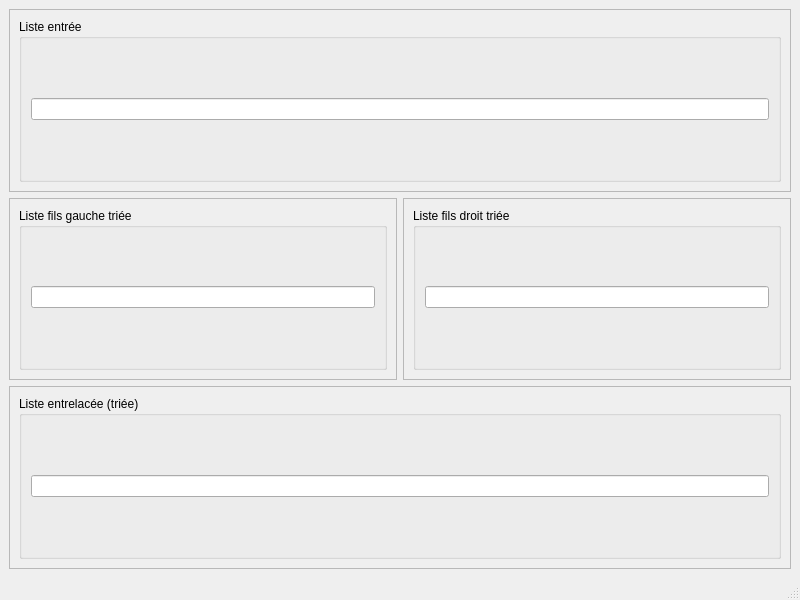
Above: sort/ui/Process.ui from NinjaTrappeur/SE before the change. Below: the same form after it.
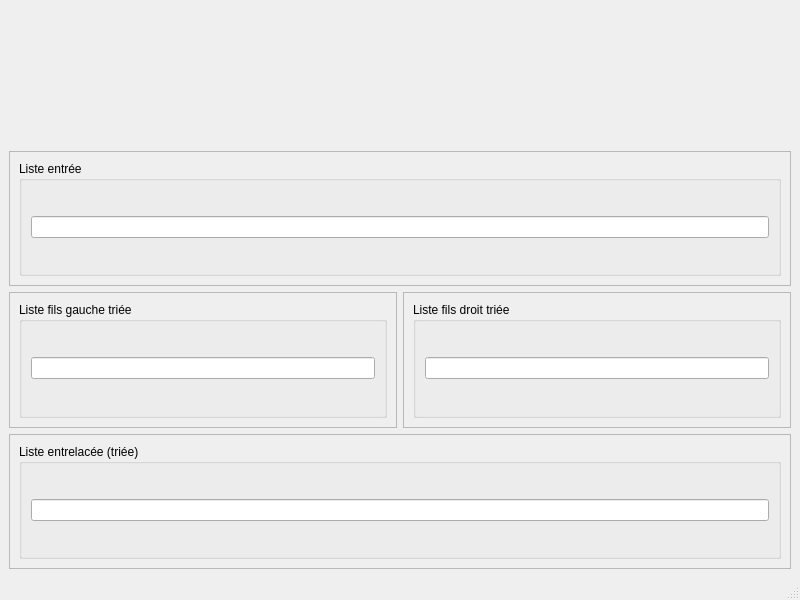
That is the form after the change.

Commit message: Adding PID in sort window.

What changed in the file:
```diff
--- a/sort/ui/Process.ui
+++ b/sort/ui/Process.ui
@@ -15,7 +15,7 @@
   </property>
   <widget class="QWidget" name="centralwidget">
    <layout class="QGridLayout" name="gridLayout_2">
-    <item row="0" column="0" colspan="2">
+    <item row="2" column="0" colspan="2">
      <widget class="QFrame" name="frame_3">
       <property name="frameShape">
        <enum>QFrame::StyledPanel</enum>
@@ -24,7 +24,7 @@
        <enum>QFrame::Raised</enum>
       </property>
       <layout class="QGridLayout" name="gridLayout_6">
-       <item row="0" column="0">
+       <item row="1" column="0">
         <widget class="QGroupBox" name="groupBox_3">
          <property name="title">
           <string>Liste entrée</string>
@@ -39,7 +39,7 @@
       </layout>
      </widget>
     </item>
-    <item row="1" column="0">
+    <item row="4" column="0">
      <widget class="QFrame" name="frame">
       <property name="frameShape">
        <enum>QFrame::StyledPanel</enum>
@@ -63,7 +63,7 @@
       </layout>
      </widget>
     </item>
-    <item row="1" column="1">
+    <item row="4" column="1">
      <widget class="QFrame" name="frame_2">
       <property name="frameShape">
        <enum>QFrame::StyledPanel</enum>
@@ -87,7 +87,7 @@
       </layout>
      </widget>
     </item>
-    <item row="2" column="0" colspan="2">
+    <item row="5" column="0" colspan="2">
      <widget class="QFrame" name="frame_4">
       <property name="frameShape">
        <enum>QFrame::StyledPanel</enum>
@@ -111,6 +111,16 @@
       </layout>
      </widget>
     </item>
+    <item row="1" column="0" colspan="2">
+     <widget class="QLabel" name="pidLabel">
+      <property name="text">
+       <string/>
+      </property>
+      <property name="alignment">
+       <set>Qt::AlignCenter</set>
+      </property>
+     </widget>
+    </item>
    </layout>
   </widget>
   <widget class="QMenuBar" name="menubar">
```
The commit also changes 2 other files.
